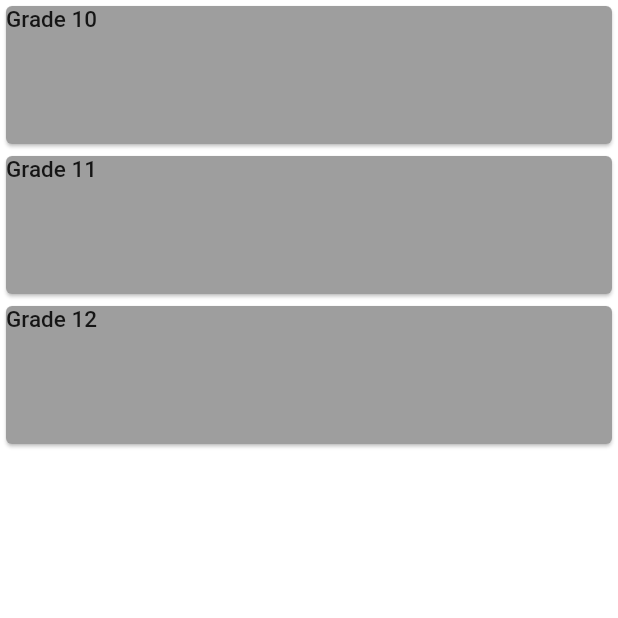
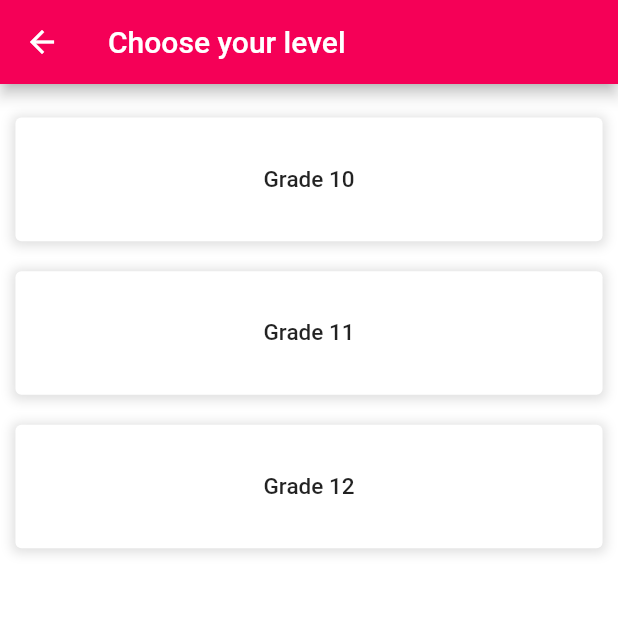
Before and after one commit to MohamedElmeligy/QuizApp, a Flutter app: the screen it shows once a user with an empty profile is signed in, after a tap on "Physics1", on a phone screen of 412 x 824 dp, the top half of it. Run offline on Flutter 3.47's test engine with Material 2 defaults, Android fonts, the phone set to English and light mode, and no system bars; our stand-ins replace cloud_firestore, firebase_auth, firebase_core; accounts and stored records are empty.

Commit message:
structure formated

```diff
--- /dev/null
+++ b/lib/components/elevated_container.dart
@@ -0,0 +1,56 @@
+import 'package:flutter/material.dart';
+
+class ElevatedContainer extends StatelessWidget {
+  const ElevatedContainer({
+    Key key,
+    this.width = double.maxFinite,
+    this.height,
+    this.radius = 4.0,
+    this.color = Colors.black12,
+    this.fillColor = Colors.white,
+    this.gradient,
+    this.padding = EdgeInsets.zero,
+    this.margin = EdgeInsets.zero,
+    @required this.child,
+  }) : super(key: key);
+
+  final double width;
+  final double height;
+  final double radius;
+  final Color color;
+  final Color fillColor;
+  final Gradient gradient;
+  final EdgeInsets padding;
+  final EdgeInsets margin;
+  final Widget child;
+
+  @override
+  Widget build(BuildContext context) {
+    return Container(
+      width: width,
+      height: height,
+      margin: margin,
+      decoration: BoxDecoration(
+        color: fillColor,
+        gradient: gradient,
+        borderRadius: BorderRadius.all(Radius.circular(radius)),
+        boxShadow: [
+          BoxShadow(
+            spreadRadius: 2,
+            blurRadius: 6,
+            offset: Offset(0.0, 1.0),
+            color: color,
+          ),
+        ],
+      ),
+      child: Container(
+        clipBehavior: Clip.antiAlias,
+        margin: padding,
+        decoration: BoxDecoration(
+          borderRadius: BorderRadius.all(Radius.circular(radius)),
+        ),
+        child: child,
+      ),
+    );
+  }
+}
--- a/lib/level_screen.dart
+++ /dev/null
@@ -1,36 +0,0 @@
-import 'package:flutter/material.dart';
-
-class YearClass extends StatefulWidget {
-  final List<String> years;
-  YearClass(this.years);
-  @override
-  State<StatefulWidget> createState() => YearClassState();
-}
-
-class YearClassState extends State<YearClass> {
-  @override
-  Widget build(BuildContext context) {
-    return Scaffold(
-      body: ListView.builder(
-        itemCount: widget.years.length,
-        itemBuilder: (context, index) {
-          return GestureDetector(
-            onTap: () {
-              // Navigator.push(
-              //   context,
-              //   MaterialPageRoute(builder: (context) => YearClass(years)),
-              // );
-            },
-            child: Container(
-              height: 100,
-              child: Card(
-                color: Colors.grey,
-                child: Text(widget.years[index]),
-              ),
-            ),
-          );
-        },
-      ),
-    );
-  }
-}
--- a/lib/auth_screen.dart
+++ b/lib/screens/auth_screen.dart
@@ -2,11 +2,11 @@ import 'package:flutter/material.dart';
 
 import 'package:provider/provider.dart';
 
-import './auth.dart';
+import '../providers/auth.dart';
 
-import './custom_dialog.dart';
+import '../components/custom_dialog.dart';
 
-import './home_screen.dart';
+import 'home_screen.dart';
 
 class AuthScreen extends StatelessWidget {
   static const String routeName = "/AuthScreen";
--- a/lib/home_screen.dart
+++ b/lib/screens/home_screen.dart
@@ -1,4 +1,6 @@
 import 'package:flutter/material.dart';
+
+import '../components/elevated_container.dart';
 import './level_screen.dart';
 
 class HomeScreen extends StatefulWidget {
@@ -9,7 +11,7 @@ class HomeScreen extends StatefulWidget {
 }
 
 class _HomeScreenState extends State<HomeScreen> {
-  List<String> subjects = [
+  final List<String> subjects = [
     "Physics1",
     "Physics2",
     "Physics3",
@@ -18,35 +20,36 @@ class _HomeScreenState extends State<HomeScreen> {
     "Physics6",
   ];
 
-  List<String> years = [
-    "Grade 10",
-    "Grade 11",
-    "Grade 12",
-  ];
-
   @override
   Widget build(BuildContext context) {
+    final double sw = MediaQuery.of(context).size.width;
+    final double sh = MediaQuery.of(context).size.height;
     // TODO: implement build
     return Scaffold(
       appBar: AppBar(
         title: Text("Quizes APP"),
       ),
       body: GridView.builder(
+        padding:
+            EdgeInsets.symmetric(horizontal: sw * 0.025, vertical: sw * 0.03),
         itemCount: subjects.length,
         scrollDirection: Axis.vertical,
-        gridDelegate:
-            SliverGridDelegateWithFixedCrossAxisCount(crossAxisCount: 2),
+        gridDelegate: SliverGridDelegateWithFixedCrossAxisCount(
+          crossAxisCount: 2,
+          crossAxisSpacing: 7,
+          mainAxisSpacing: 7,
+        ),
         itemBuilder: (context, index) {
           return GestureDetector(
             onTap: () {
               Navigator.push(
                 context,
-                MaterialPageRoute(builder: (context) => YearClass(years)),
+                MaterialPageRoute(builder: (context) => YearClass()),
               );
             },
-            child: Card(
-              color: Colors.grey,
-              child: Text(subjects[index]),
+            child: ElevatedContainer(
+              child: Center(child: Text(subjects[index])),
+              fillColor: Theme.of(context).primaryColor,
             ),
           );
         },
--- /dev/null
+++ b/lib/screens/level_screen.dart
@@ -0,0 +1,51 @@
+import 'package:flutter/material.dart';
+
+import '../components/elevated_container.dart';
+
+import './topics_screen.dart';
+
+class YearClass extends StatefulWidget {
+  @override
+  State<StatefulWidget> createState() => YearClassState();
+}
+
+class YearClassState extends State<YearClass> {
+  final List<String> years = [
+    "Grade 10",
+    "Grade 11",
+    "Grade 12",
+  ];
+
+  @override
+  Widget build(BuildContext context) {
+    final double sh = MediaQuery.of(context).size.height;
+    final double sw = MediaQuery.of(context).size.width;
+    return Scaffold(
+      appBar: AppBar(
+        title: Text("Choose your level"),
+      ),
+      body: ListView.builder(
+        itemCount: years.length,
+        padding:
+            EdgeInsets.symmetric(horizontal: sw * 0.025, vertical: sw * 0.03),
+        itemBuilder: (context, index) {
+          return GestureDetector(
+            onTap: () {
+              Navigator.push(
+                context,
+                MaterialPageRoute(builder: (context) => Topics()),
+              );
+            },
+            child: ElevatedContainer(
+              margin: EdgeInsets.symmetric(vertical: 10),
+              child: Container(
+                height: sh * 0.1,
+                child: Center(child: Text(years[index])),
+              ),
+            ),
+          );
+        },
+      ),
+    );
+  }
+}
```
Also changed, not shown: lib/components/quiz_tile.dart (added, +125 -0 lines), lib/main.dart (+4 -5 lines), lib/screens/quiz_screen.dart (added, +70 -0 lines), lib/screens/topics_screen.dart (added, +67 -0 lines), lib/components/custom_dialog.dart (renamed from lib/custom_dialog.dart), lib/providers/auth.dart (renamed from lib/auth.dart), lib/screens/splash_screen.dart (renamed from lib/splash_screen.dart).
